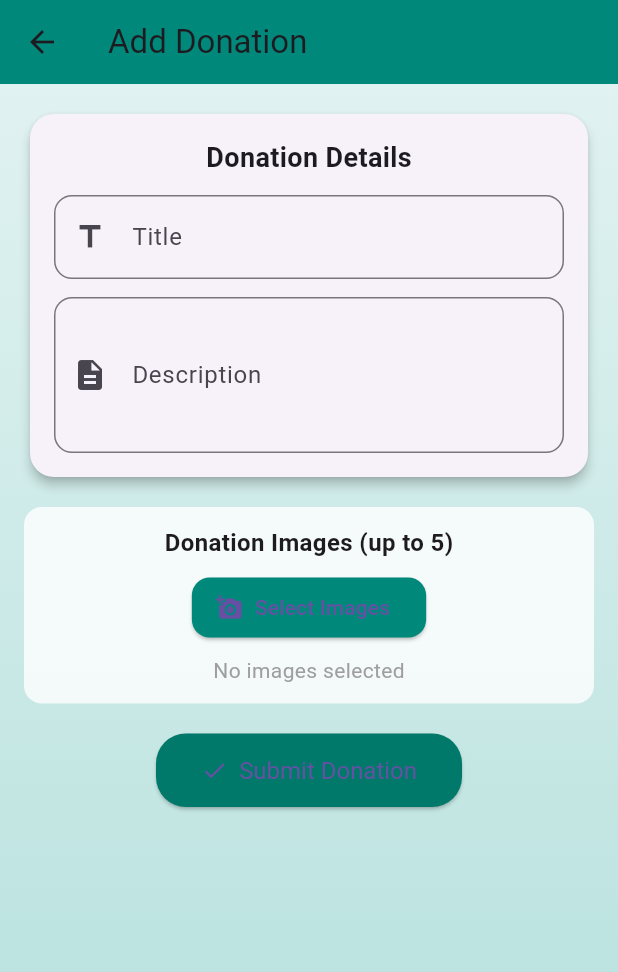
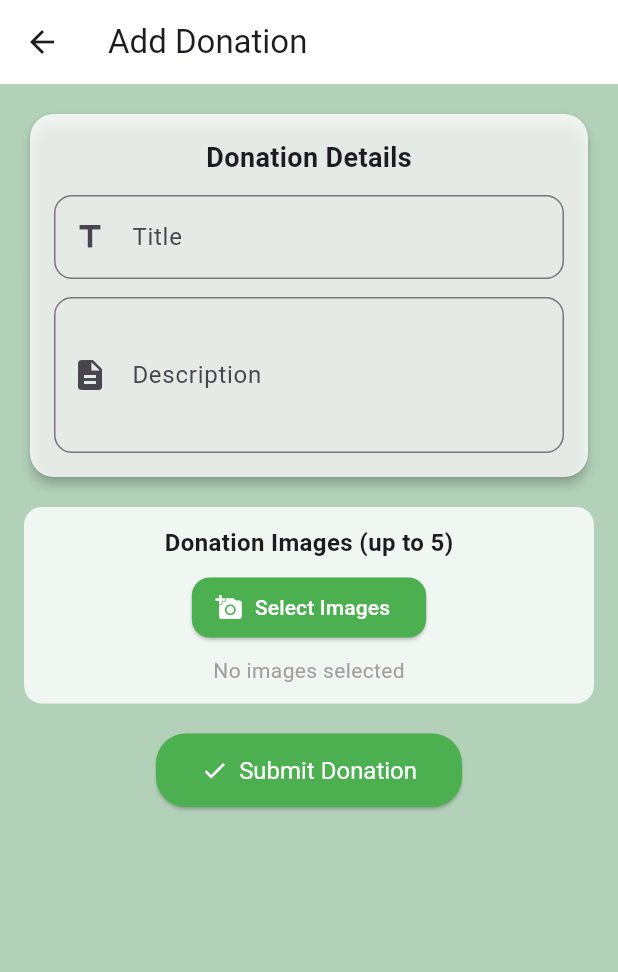
Before and after one commit to bhathiknk/community_app-frontend, a Flutter app: the DonateItemAddPage screen opened directly with empty values, on a phone screen of 412 x 824 dp. Shown: the top 972 px of the screen. Run offline on Flutter 3.47's test engine with Material 3 defaults, Android fonts, the phone set to English and light mode, and no system bars; our stand-ins replace carousel_slider, image_cropper, image_picker.

Commit message:
All pages UI background colours and elements colour chnaged for better view with same matching colours.

```diff
--- a/lib/DonateItemAdd.dart
+++ b/lib/DonateItemAdd.dart
@@ -100,22 +100,13 @@ class _DonateItemAddPageState extends State<DonateItemAddPage> {
   Widget build(BuildContext context) {
     final theme = Theme.of(context);
     return Scaffold(
+      backgroundColor: const Color(0xFFB3D1B9),
       appBar: AppBar(
         title: const Text("Add Donation"),
-        backgroundColor: Colors.teal.shade600,
+        backgroundColor: Colors.white,
       ),
       body: Stack(
         children: [
-          // A subtle background color or gradient
-          Container(
-            decoration: BoxDecoration(
-              gradient: LinearGradient(
-                colors: [Colors.teal.shade50, Colors.teal.shade100],
-                begin: Alignment.topCenter,
-                end: Alignment.bottomCenter,
-              ),
-            ),
-          ),
           if (_isLoading)
             const Center(child: CircularProgressIndicator())
           else
@@ -126,6 +117,7 @@ class _DonateItemAddPageState extends State<DonateItemAddPage> {
                   // Fancy card for input fields
                   Card(
                     elevation: 3,
+                    color: Colors.white.withOpacity(0.8),
                     shape: RoundedRectangleBorder(
                       borderRadius: BorderRadius.circular(16),
                     ),
@@ -187,7 +179,8 @@ class _DonateItemAddPageState extends State<DonateItemAddPage> {
                               icon: const Icon(Icons.add_a_photo),
                               label: const Text("Select Images"),
                               style: ElevatedButton.styleFrom(
-                                backgroundColor: Colors.teal.shade600,
+                                backgroundColor: Colors.green,
+                                foregroundColor: Colors.white,
                                 shape: RoundedRectangleBorder(
                                   borderRadius: BorderRadius.circular(12),
                                 ),
@@ -224,17 +217,19 @@ class _DonateItemAddPageState extends State<DonateItemAddPage> {
                   // Submit Button
                   ElevatedButton.icon(
                     onPressed: _addDonation,
-                    icon: const Icon(Icons.check),
+                    icon: const Icon(Icons.check, color: Colors.white),
                     label: const Text("Submit Donation"),
                     style: ElevatedButton.styleFrom(
-                      backgroundColor: Colors.teal.shade700,
+                      backgroundColor: Colors.green,
+                      foregroundColor: Colors.white, // Ensures white text and icon
                       padding: const EdgeInsets.symmetric(horizontal: 30, vertical: 15),
                       shape: RoundedRectangleBorder(
                         borderRadius: BorderRadius.circular(20),
                       ),
                       textStyle: const TextStyle(fontSize: 16),
                     ),
-                  ),
+                  )
+
                 ],
               ),
             ),
--- a/lib/DonationRequest.dart
+++ b/lib/DonationRequest.dart
@@ -107,9 +107,10 @@ class _DonationRequestPageState extends State<DonationRequestPage> {
   @override
   Widget build(BuildContext context) {
     return Scaffold(
+      backgroundColor: const Color(0xFFB3D1B9),
       appBar: AppBar(
         title: const Text("Donation Requests"),
-        backgroundColor: Colors.teal.shade600,
+        backgroundColor: Colors.white,
       ),
       body: _isLoading
           ? const Center(child: CircularProgressIndicator())
--- a/lib/MainScreens/HomePage.dart
+++ b/lib/MainScreens/HomePage.dart
@@ -449,8 +449,8 @@ class _HomePageState extends State<HomePage> {
                 decoration: BoxDecoration(
                   gradient: LinearGradient(
                     colors: [
-                      Colors.greenAccent.shade100,
-                      Colors.green.shade400,
+                      Colors.greenAccent,
+                      Colors.green.shade800,
                     ],
                     begin: Alignment.topLeft,
                     end: Alignment.bottomRight,
```
Also changed, not shown: lib/MyDonateItems.dart (+2 -10 lines).
